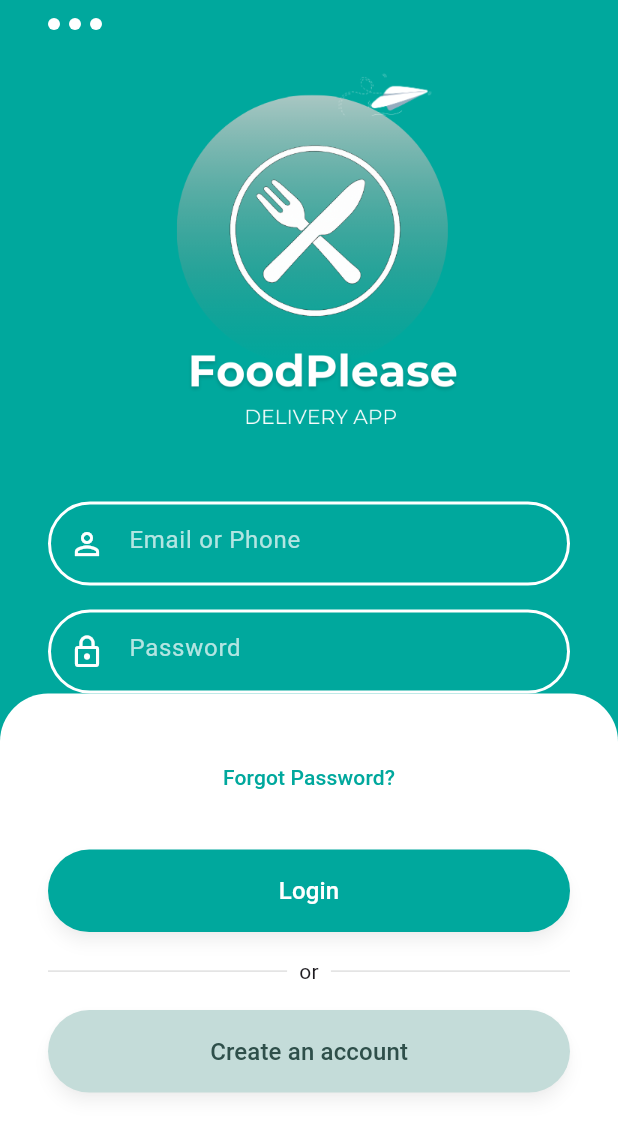
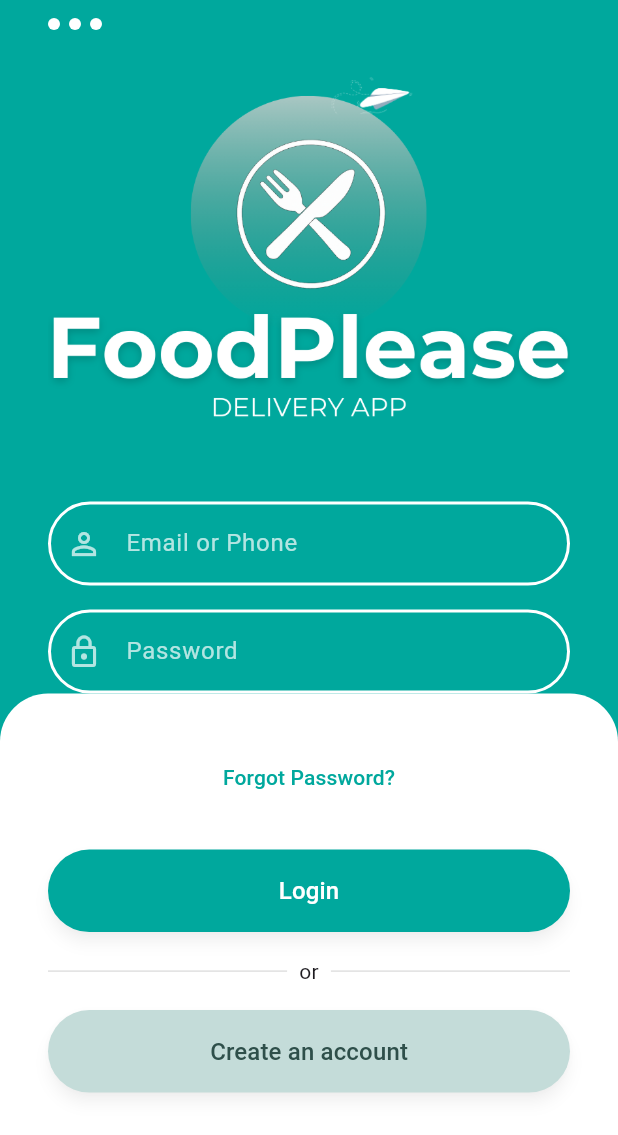
Before and after one commit to stevedch/foodplease_app, a Flutter app: the screen it shows after launch, on a phone screen of 412 x 824 dp. Shown: the top 1135 px of the screen. Run offline on Flutter 3.47's test engine with Material 3 defaults, Android fonts, the phone set to English and light mode, and no system bars.

Commit message:
style(login): update logo size and improve text field styling
- Increased `logo_login.png` display size to 800x270 for better visual prominence.
- Enhanced login form input fields with outlined white borders using `OutlineInputBorder`.
- Replaced previous `Container`-based styling with `InputDecoration` properties for consistency.
- Maintained white color scheme for text, icons, and borders to match the green header background.

```diff
--- a/lib/screens/login_screen.dart
+++ b/lib/screens/login_screen.dart
@@ -58,8 +58,8 @@ class LoginScreen extends StatelessWidget {
                       Center(
                         child: Image.asset(
                           'assets/logo_login.png',
-                          width: 250,
-                          height: 250,
+                          width: 800,
+                          height: 270,
                         ),
                       ),
 
@@ -197,20 +197,27 @@ class LoginScreen extends StatelessWidget {
   }) {
     return SizedBox(
       height: _fieldHeight,
-      child: Container(
-        decoration: BoxDecoration(
-          border: Border.all(color: Colors.white, width: 2),
-          borderRadius: BorderRadius.circular(_borderRadius),
-        ),
       child: TextField(
         obscureText: obscure,
         style: const TextStyle(color: Colors.white),
         decoration: InputDecoration(
-            prefixIcon: Icon(icon, color: Colors.white),
+          filled: true,
+          fillColor: Colors.transparent,
+          prefixIcon: Icon(icon, color: Colors.white70),
           hintText: hint,
           hintStyle: const TextStyle(color: Colors.white70),
-            border: InputBorder.none,
           contentPadding: const EdgeInsets.symmetric(vertical: 16),
+          enabledBorder: OutlineInputBorder(
+            borderSide: const BorderSide(color: Colors.white, width: 2),
+            borderRadius: BorderRadius.circular(_borderRadius),
+          ),
+          focusedBorder: OutlineInputBorder(
+            borderSide: const BorderSide(color: Colors.white, width: 2),
+            borderRadius: BorderRadius.circular(_borderRadius),
+          ),
+          border: OutlineInputBorder(
+            borderSide: const BorderSide(color: Colors.white),
+            borderRadius: BorderRadius.circular(_borderRadius),
           ),
         ),
       ),
```
Also changed, not shown: assets/logo_login.png. Lines whose indentation alone changed are shown as unchanged.
